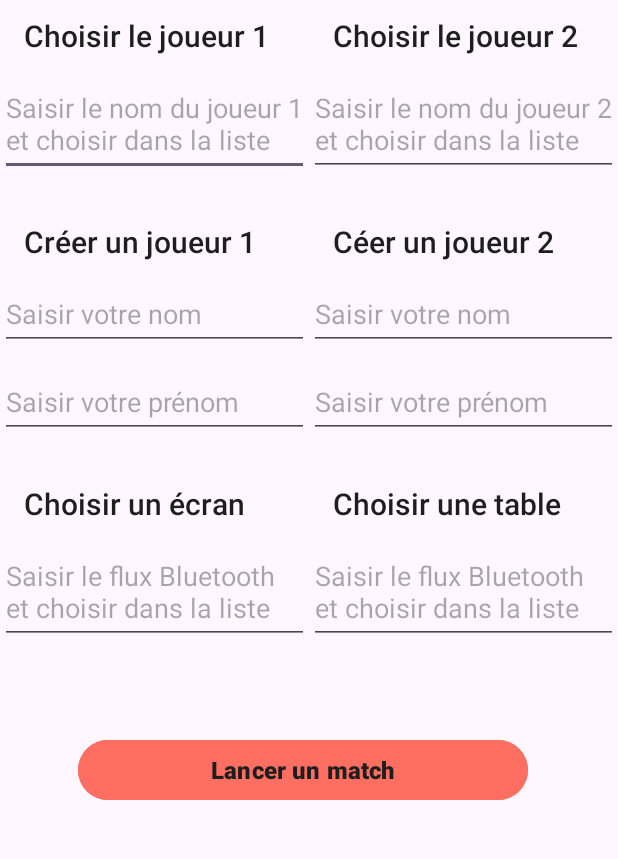
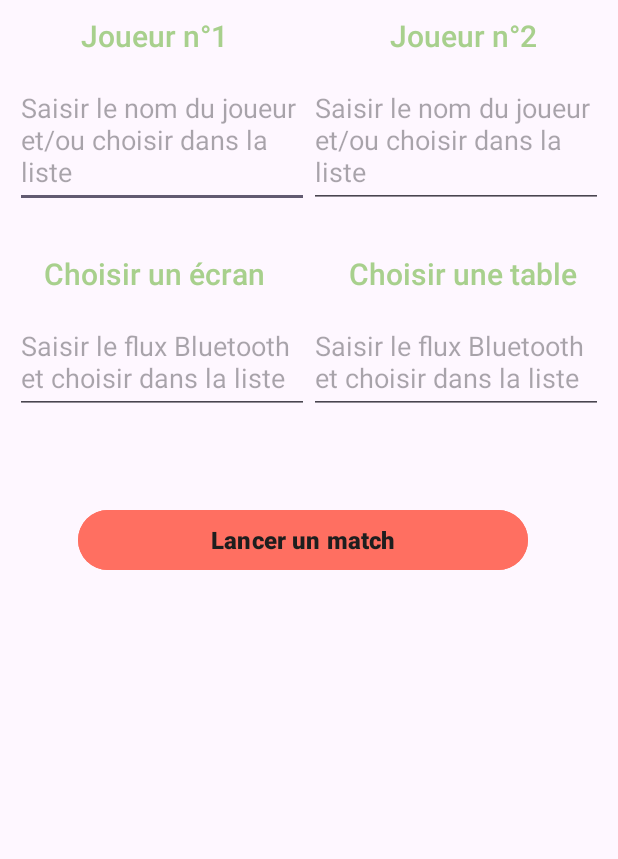
Before and after one commit to bts-lasalle-avignon-projets/plug-in-pool-2025, an Android app: the ActiviteConfigurationMatch screen opened directly, with no data from a screen before it, on a phone screen of 412 x 824 dp, the part 224-1083 px from its top. Run offline under Robolectric (Android 15) with nearby library versions, the light colour scheme and no system bars.

Commit message:
Remanie le code

```diff
--- a/plug-in-pool-mobile/app/src/main/res/layout/activity_configuration_match.xml
+++ b/plug-in-pool-mobile/app/src/main/res/layout/activity_configuration_match.xml
@@ -47,260 +47,159 @@
     </androidx.constraintlayout.widget.ConstraintLayout>
 
     <androidx.constraintlayout.widget.ConstraintLayout
-        android:id="@+id/texteNom"
+        android:id="@+id/layoutNomsJoueurs"
         android:layout_width="match_parent"
         android:layout_height="wrap_content"
         app:layout_constraintTop_toBottomOf="@id/entete"
         android:layout_marginTop="10dp">
 
         <TextView
-            android:id="@+id/nomJoueur1"
+            android:id="@+id/texteNomJoueur1"
             android:layout_width="0dp"
             android:layout_height="wrap_content"
+            android:contentDescription="@string/texteSelectionJoueur1"
             android:fontFamily="sans-serif-medium"
-            android:gravity="center_vertical"
+            android:gravity="center_horizontal|center_vertical"
+            android:paddingStart="16dp"
+            android:paddingEnd="16dp"
             android:text="@string/texteSelectionJoueur1"
+            android:textColor="@color/vert"
             android:textSize="20sp"
-            android:textColor="@color/noir"
-            android:contentDescription="@string/texteSelectionJoueur1"
+            app:layout_constraintBottom_toBottomOf="parent"
+            app:layout_constraintEnd_toStartOf="@id/texteNomJoueur2"
             app:layout_constraintStart_toStartOf="parent"
-            app:layout_constraintTop_toTopOf="parent"
-            app:layout_constraintBottom_toBottomOf="parent"
-            app:layout_constraintEnd_toStartOf="@id/nomJoueur2"
-            android:paddingStart="16dp"
-            android:paddingEnd="16dp"/>
+            app:layout_constraintTop_toTopOf="parent" />
 
         <TextView
-            android:id="@+id/nomJoueur2"
+            android:id="@+id/texteNomJoueur2"
             android:layout_width="0dp"
             android:layout_height="wrap_content"
+            android:contentDescription="@string/texteSelectionJoueur2"
             android:fontFamily="sans-serif-medium"
-            android:gravity="center_vertical"
+            android:gravity="center_horizontal|center_vertical"
+            android:paddingStart="16dp"
+            android:paddingEnd="16dp"
             android:text="@string/texteSelectionJoueur2"
+            android:textColor="@color/vert"
             android:textSize="20sp"
-            android:textColor="@color/noir"
-            android:contentDescription="@string/texteSelectionJoueur2"
-            app:layout_constraintTop_toTopOf="parent"
             app:layout_constraintBottom_toBottomOf="parent"
             app:layout_constraintEnd_toEndOf="parent"
-            app:layout_constraintStart_toEndOf="@id/nomJoueur1"
-            android:paddingStart="16dp"
-            android:paddingEnd="16dp"/>
+            app:layout_constraintStart_toEndOf="@id/texteNomJoueur1"
+            app:layout_constraintTop_toTopOf="parent" />
     </androidx.constraintlayout.widget.ConstraintLayout>
 
     <androidx.constraintlayout.widget.ConstraintLayout
         android:id="@+id/choixJoueur"
         android:layout_width="match_parent"
         android:layout_height="wrap_content"
-        app:layout_constraintTop_toBottomOf="@id/texteNom"
-        android:layout_marginTop="10dp">
+        android:layout_marginStart="10dp"
+        android:layout_marginTop="10dp"
+        android:layout_marginEnd="10dp"
+        app:layout_constraintEnd_toEndOf="parent"
+        app:layout_constraintStart_toStartOf="parent"
+        app:layout_constraintTop_toBottomOf="@id/layoutNomsJoueurs">
 
         <AutoCompleteTextView
-            android:id="@+id/choixJoueur1"
+            android:id="@+id/choixNomJoueur1"
             android:layout_width="0dp"
             android:layout_height="wrap_content"
             android:hint="@string/choisirUnJoueurEnregistrer1"
+            android:paddingTop="12dp"
+            android:paddingBottom="12dp"
+            app:layout_constraintBottom_toBottomOf="parent"
+            app:layout_constraintEnd_toStartOf="@id/choixNomJoueur2"
             app:layout_constraintStart_toStartOf="parent"
-            app:layout_constraintTop_toTopOf="parent"
-            app:layout_constraintBottom_toBottomOf="parent"
-            app:layout_constraintEnd_toStartOf="@id/choixJoueur2"
-            android:paddingTop="12dp"
-            android:paddingBottom="12dp"/>
+            app:layout_constraintTop_toTopOf="parent" />
 
         <AutoCompleteTextView
-            android:id="@+id/choixJoueur2"
+            android:id="@+id/choixNomJoueur2"
             android:layout_width="0dp"
             android:layout_height="wrap_content"
             android:hint="@string/choisirUnJoueurEnregistrer2"
-            app:layout_constraintTop_toTopOf="parent"
+            android:paddingTop="12dp"
+            android:paddingBottom="12dp"
             app:layout_constraintBottom_toBottomOf="parent"
             app:layout_constraintEnd_toEndOf="parent"
-            app:layout_constraintStart_toEndOf="@id/choixJoueur1"
-            android:paddingTop="12dp"
-            android:paddingBottom="12dp"/>
+            app:layout_constraintStart_toEndOf="@id/choixNomJoueur1"
+            app:layout_constraintTop_toTopOf="parent" />
     </androidx.constraintlayout.widget.ConstraintLayout>
 
     <androidx.constraintlayout.widget.ConstraintLayout
-        android:id="@+id/texteJoueur"
+        android:id="@+id/liaisonBluetooth"
         android:layout_width="match_parent"
         android:layout_height="wrap_content"
         app:layout_constraintTop_toBottomOf="@id/choixJoueur"
         android:layout_marginTop="30dp">
 
         <TextView
-            android:id="@+id/texteJoueur1"
-            android:layout_width="0dp"
-            android:layout_height="wrap_content"
-            android:fontFamily="sans-serif-medium"
-            android:gravity="center_vertical"
-            android:text="@string/texteCrerJoueur1"
-            android:textSize="20sp"
-            android:textColor="@color/noir"
-            android:contentDescription="@string/texteSelectionJoueur1"
-            app:layout_constraintStart_toStartOf="parent"
-            app:layout_constraintTop_toTopOf="parent"
-            app:layout_constraintBottom_toBottomOf="parent"
-            app:layout_constraintEnd_toStartOf="@id/texteJoueur2"
-            android:paddingStart="16dp"
-            android:paddingEnd="16dp"/>
-
-        <TextView
-            android:id="@+id/texteJoueur2"
-            android:layout_width="0dp"
-            android:layout_height="wrap_content"
-            android:fontFamily="sans-serif-medium"
-            android:gravity="center_vertical"
-            android:text="@string/texteCreerJoueur2"
-            android:textSize="20sp"
-            android:textColor="@color/noir"
-            android:contentDescription="@string/texteSelectionJoueur2"
-            app:layout_constraintTop_toTopOf="parent"
-            app:layout_constraintBottom_toBottomOf="parent"
-            app:layout_constraintEnd_toEndOf="parent"
-            app:layout_constraintStart_toEndOf="@id/texteJoueur1"
-            android:paddingStart="16dp"
-            android:paddingEnd="16dp"/>
-    </androidx.constraintlayout.widget.ConstraintLayout>
-
-    <androidx.constraintlayout.widget.ConstraintLayout
-        android:id="@+id/ajouterNomJoueur"
-        android:layout_width="match_parent"
-        android:layout_height="wrap_content"
-        app:layout_constraintTop_toBottomOf="@id/texteJoueur"
-        android:layout_marginTop="10dp">
-
-        <EditText
-            android:id="@+id/saisieNomJoueur1"
-            android:layout_width="0dp"
-            android:layout_height="wrap_content"
-            android:hint="@string/saisirNom"
-            app:layout_constraintStart_toStartOf="parent"
-            app:layout_constraintTop_toTopOf="parent"
-            app:layout_constraintBottom_toBottomOf="parent"
-            app:layout_constraintEnd_toStartOf="@id/saisieNomJoueur2"
-            android:paddingTop="12dp"
-            android:paddingBottom="12dp"/>
-
-
-        <EditText
-            android:id="@+id/saisieNomJoueur2"
-            android:layout_width="0dp"
-            android:layout_height="wrap_content"
-            android:hint="@string/saisirNom"
-            app:layout_constraintTop_toTopOf="parent"
-            app:layout_constraintBottom_toBottomOf="parent"
-            app:layout_constraintEnd_toEndOf="parent"
-            app:layout_constraintStart_toEndOf="@id/saisieNomJoueur1"
-            android:paddingTop="12dp"
-            android:paddingBottom="12dp"/>
-
-    </androidx.constraintlayout.widget.ConstraintLayout>
-
-    <androidx.constraintlayout.widget.ConstraintLayout
-        android:id="@+id/ajouterPrenomJoueur"
-        android:layout_width="match_parent"
-        android:layout_height="wrap_content"
-        app:layout_constraintTop_toBottomOf="@id/ajouterNomJoueur"
-        android:layout_marginTop="10dp">
-
-        <EditText
-            android:id="@+id/saisiePrenomJoueur1"
-            android:layout_width="0dp"
-            android:layout_height="wrap_content"
-            android:hint="@string/saisirPrenom"
-            app:layout_constraintStart_toStartOf="parent"
-            app:layout_constraintTop_toTopOf="parent"
-            app:layout_constraintBottom_toBottomOf="parent"
-            app:layout_constraintEnd_toStartOf="@id/saisiePrenomJoueur2"
-            android:paddingTop="12dp"
-            android:paddingBottom="12dp"/>
-
-        <EditText
-            android:id="@+id/saisiePrenomJoueur2"
-            android:layout_width="0dp"
-            android:layout_height="wrap_content"
-            android:hint="@string/saisirPrenom"
-            app:layout_constraintTop_toTopOf="parent"
-            app:layout_constraintBottom_toBottomOf="parent"
-            app:layout_constraintEnd_toEndOf="parent"
-            app:layout_constraintStart_toEndOf="@id/saisiePrenomJoueur1"
-            android:paddingTop="12dp"
-            android:paddingBottom="12dp"/>
-
-    </androidx.constraintlayout.widget.ConstraintLayout>
-
-    <androidx.constraintlayout.widget.ConstraintLayout
-        android:id="@+id/liaisonBluetooth"
-        android:layout_width="match_parent"
-        android:layout_height="wrap_content"
-        app:layout_constraintTop_toBottomOf="@id/ajouterPrenomJoueur"
-        android:layout_marginTop="30dp">
-
-        <TextView
             android:id="@+id/nomBluetoothEcran"
             android:layout_width="0dp"
             android:layout_height="wrap_content"
+            android:contentDescription="@string/texteChoixBluetoothEcran"
             android:fontFamily="sans-serif-medium"
-            android:gravity="center_vertical"
+            android:gravity="center_horizontal|center_vertical"
+            android:paddingStart="16dp"
+            android:paddingEnd="16dp"
             android:text="@string/texteChoixBluetoothEcran"
+            android:textColor="@color/vert"
             android:textSize="20sp"
-            android:textColor="@color/noir"
-            android:contentDescription="@string/texteChoixBluetoothEcran"
-            app:layout_constraintStart_toStartOf="parent"
-            app:layout_constraintTop_toTopOf="parent"
             app:layout_constraintBottom_toBottomOf="parent"
             app:layout_constraintEnd_toStartOf="@id/nomBluetoothTable"
-            android:paddingStart="16dp"
-            android:paddingEnd="16dp"/>
+            app:layout_constraintStart_toStartOf="parent"
+            app:layout_constraintTop_toTopOf="parent" />
 
         <TextView
             android:id="@+id/nomBluetoothTable"
             android:layout_width="0dp"
             android:layout_height="wrap_content"
+            android:contentDescription="@string/texteChoixBluetoothTable"
             android:fontFamily="sans-serif-medium"
-            android:gravity="center_vertical"
+            android:gravity="center_horizontal|center_vertical"
+            android:paddingStart="16dp"
+            android:paddingEnd="16dp"
             android:text="@string/texteChoixBluetoothTable"
+            android:textColor="@color/vert"
             android:textSize="20sp"
-            android:textColor="@color/noir"
-            android:contentDescription="@string/texteChoixBluetoothTable"
-            app:layout_constraintTop_toTopOf="parent"
             app:layout_constraintBottom_toBottomOf="parent"
             app:layout_constraintEnd_toEndOf="parent"
             app:layout_constraintStart_toEndOf="@id/nomBluetoothEcran"
-            android:paddingStart="16dp"
-            android:paddingEnd="16dp"/>
+            app:layout_constraintTop_toTopOf="parent" />
     </androidx.constraintlayout.widget.ConstraintLayout>
 
     <androidx.constraintlayout.widget.ConstraintLayout
         android:id="@+id/choixBluetooth"
         android:layout_width="match_parent"
         android:layout_height="wrap_content"
-        app:layout_constraintTop_toBottomOf="@id/liaisonBluetooth"
-        android:layout_marginTop="10dp">
+        android:layout_marginStart="10dp"
+        android:layout_marginEnd="10dp"
+        android:layout_marginTop="10dp"
+        app:layout_constraintEnd_toEndOf="parent"
+        app:layout_constraintStart_toStartOf="parent"
+        app:layout_constraintTop_toBottomOf="@id/liaisonBluetooth">
 
         <AutoCompleteTextView
             android:id="@+id/choixBluetoothEcran"
             android:layout_width="0dp"
             android:layout_height="wrap_content"
             android:hint="@string/choisirLiaisonBluetooth"
-            app:layout_constraintStart_toStartOf="parent"
-            app:layout_constraintTop_toTopOf="parent"
+            android:paddingTop="12dp"
+            android:paddingBottom="12dp"
             app:layout_constraintBottom_toBottomOf="parent"
             app:layout_constraintEnd_toStartOf="@id/choixBluetoothTable"
-            android:paddingTop="12dp"
-            android:paddingBottom="12dp"/>
+            app:layout_constraintStart_toStartOf="parent"
+            app:layout_constraintTop_toTopOf="parent" />
 
         <AutoCompleteTextView
             android:id="@+id/choixBluetoothTable"
             android:layout_width="0dp"
             android:layout_height="wrap_content"
             android:hint="@string/choisirLiaisonBluetooth"
+            android:paddingTop="12dp"
+            android:paddingBottom="12dp"
             app:layout_constraintTop_toTopOf="parent"
             app:layout_constraintBottom_toBottomOf="parent"
             app:layout_constraintEnd_toEndOf="parent"
-            app:layout_constraintStart_toEndOf="@id/choixBluetoothEcran"
-            android:paddingTop="12dp"
-            android:paddingBottom="12dp"/>
+            app:layout_constraintStart_toEndOf="@id/choixBluetoothEcran" />
     </androidx.constraintlayout.widget.ConstraintLayout>
 
     <androidx.constraintlayout.widget.ConstraintLayout
--- a/plug-in-pool-mobile/app/src/main/res/values/strings.xml
+++ b/plug-in-pool-mobile/app/src/main/res/values/strings.xml
@@ -5,16 +5,10 @@
     <string name="nomDuProjet">Plug In Pool</string>
     <string name="boutonVersHistorique">Historique des matchs</string>
     <string name="boutonVersConfiguration">Configurer un match</string>
-    <string name="texteSelectionJoueur1">Choisir le joueur 1</string>
-    <string name="texteSelectionJoueur2">Choisir le joueur 2</string>
-    <string name="choisirUnJoueurEnregistrer1">Saisir le nom du joueur 1 et choisir dans la liste</string>
-    <string name="choisirUnJoueurEnregistrer2">Saisir le nom du joueur 2 et choisir dans la liste</string>
-    <string name="texteCrerJoueur1">Créer un joueur 1</string>
-    <string name="texteCreerJoueur2">Céer un joueur 2</string>
-    <string name="saisirNom">Saisir votre nom</string>
-    <string name="saisirPrenom">Saisir votre prénom</string>
-    <string name="boutonCreerJoueur1">Créer le joueur 1</string>
-    <string name="boutonCreerJoueur2">Créer le joueur 2</string>
+    <string name="texteSelectionJoueur1">Joueur n°1</string>
+    <string name="texteSelectionJoueur2">Joueur n°2</string>
+    <string name="choisirUnJoueurEnregistrer1">Saisir le nom du joueur et/ou choisir dans la liste</string>
+    <string name="choisirUnJoueurEnregistrer2">Saisir le nom du joueur et/ou choisir dans la liste</string>
     <string name="texteChoixBluetoothEcran">Choisir un écran</string>
     <string name="texteChoixBluetoothTable">Choisir une table</string>
     <string name="choisirLiaisonBluetooth">Saisir le flux Bluetooth et choisir dans la liste</string>
```
Also changed, not shown: plug-in-pool-mobile/app/src/main/java/com/example/plug_in_pool/ActiviteConfigurationMatch.java (+84 -139 lines), plug-in-pool-mobile/app/src/main/java/com/example/plug_in_pool/BaseDeDonnees.java (+15 -0 lines).
